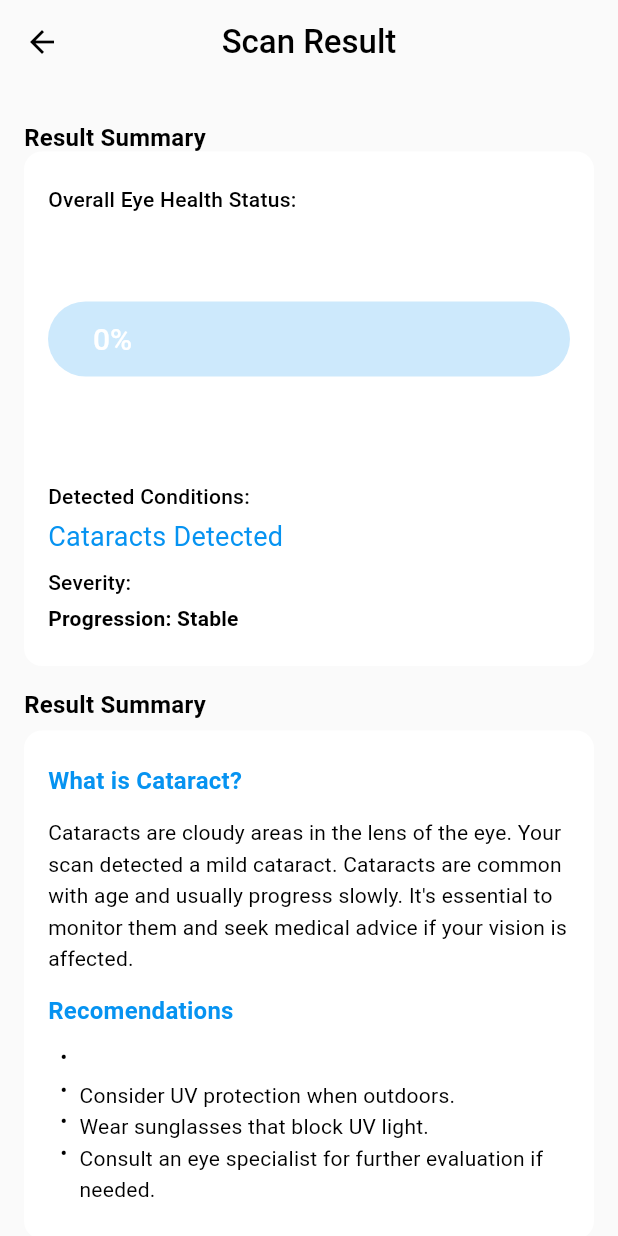
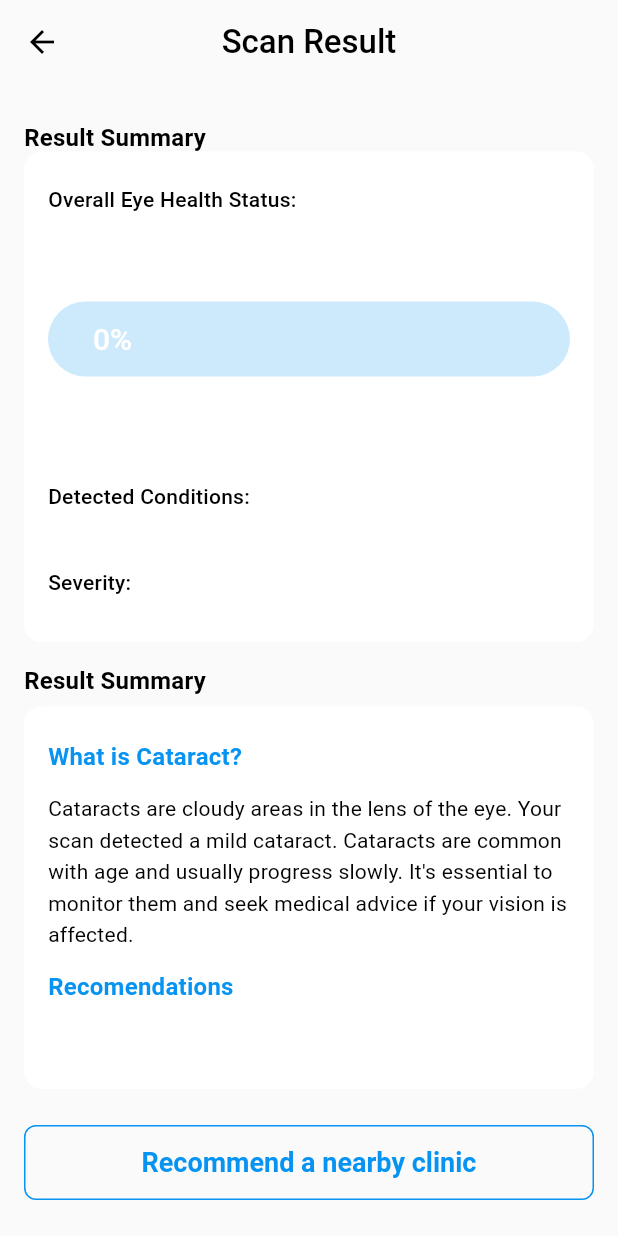
Before and after one commit to DevPeter1454/Alpha-Eye-Project, a Flutter app: the ScanDetailView screen opened directly with empty values, on a phone screen of 412 x 824 dp. Run offline on Flutter 3.47's test engine with Material 2 defaults, Android fonts, the light colour scheme and no system bars; drawn by our look-alikes of auto_size_text, overlay_support; our stand-ins replace cached_network_image, camera, dio, flutter_bloc, flutter_hooks, flutter_svg and 10 more; missing offline and left inert: scanning_effect; accounts and stored records are empty; network calls fail; project files that could hold a hidden picture were left out.

Commit message:
final Push amended

```diff
--- a/mobile-app/lib/data/repos/scan_repo.dart
+++ b/mobile-app/lib/data/repos/scan_repo.dart
@@ -2,6 +2,7 @@
 import 'package:alpha_eye/data/datasources/remote/scan_api.dart';
 import 'package:alpha_eye/data/models/params/add_withdrawal_account_param.dart';
 import 'package:alpha_eye/data/models/responses/banks_details_response.dart';
+import 'package:alpha_eye/data/models/responses/hospital_response.dart';
 
 import '../data.dart';
 import '../models/responses/bank_list_response.dart';
@@ -20,4 +21,9 @@
   Future<ApiResponse<List<ScanResponse>?>> getScanHistory() async {
     return await _scanApi.getScanHistory();
   }
+
+  Future<ApiResponse<List<HospitalResponse>?>> getHospitalByState(
+      {required String state}) async {
+    return await _scanApi.getHospitalByState(state: state);
+  }
 }
--- a/mobile-app/lib/presentation/bloc/scan/scan_event.dart
+++ b/mobile-app/lib/presentation/bloc/scan/scan_event.dart
@@ -10,6 +10,11 @@
 
 class GetScanHistoryEvent extends ScanEvent {
   GetScanHistoryEvent();
+}
+
+class GetHospitalByStateEvent extends ScanEvent {
+  final String state;
+  GetHospitalByStateEvent({required this.state});
 }
 
 // class RegisterEvent extends ScanEvent {
--- a/mobile-app/lib/presentation/bloc/scan/scan_state.dart
+++ b/mobile-app/lib/presentation/bloc/scan/scan_state.dart
@@ -30,3 +30,8 @@
   final List<ScanResponse> scanHistory;
   GetScanHistorySuccess(this.scanHistory);
 }
+
+class GetHospitalByStateSuccess extends ScanState {
+  final List<HospitalResponse> hospitals;
+  GetHospitalByStateSuccess(this.hospitals);
+}
--- a/mobile-app/lib/presentation/views/buyer/home/bottom_nav.dart
+++ b/mobile-app/lib/presentation/views/buyer/home/bottom_nav.dart
@@ -48,7 +48,7 @@
             ),
             BottomNavigationBarItem(
               icon: Icon(Icons.person_outline),
-              label: 'Settings',
+              label: 'Profile',
             ),
           ],
         ),
--- a/mobile-app/lib/presentation/views/buyer/scan_detail/scan_details.dart
+++ b/mobile-app/lib/presentation/views/buyer/scan_detail/scan_details.dart
@@ -37,19 +37,20 @@
               AppRectangle(
                 color: AppColors.white,
                 width: double.infinity,
-                padding: EdgeInsets.symmetric(vertical: 24.0, horizontal: 16.0),
+                padding: const EdgeInsets.symmetric(
+                    vertical: 24.0, horizontal: 16.0),
                 radius: 12,
                 child: Column(
                   crossAxisAlignment: CrossAxisAlignment.start,
                   children: [
-                    AppText(
+                    const AppText(
                       'Overall Eye Health Status:',
                       fontSize: 14,
                       color: AppColors.black,
                       fontWeight: FontWeight.w500,
                       letterSpacing: 0.18,
                     ),
-                    Spacing.height(8),
+                    const Spacing.height(8),
                     AppText(
                       widget.scanResponse.scan?.labelName ?? '',
                       fontSize: 24,
@@ -57,7 +58,7 @@
                       fontWeight: FontWeight.w600,
                       letterSpacing: 0.18,
                     ),
-                    Spacing.height(24),
+                    const Spacing.height(24),
                     Stack(
                       children: [
                         LinearProgressIndicator(
@@ -85,23 +86,23 @@
                         ),
                       ],
                     ),
-                    Spacing.height(72),
-                    AppText(
+                    const Spacing.height(72),
+                    const AppText(
                       'Detected Conditions:',
                       fontSize: 14,
                       color: AppColors.black,
                       fontWeight: FontWeight.w500,
                       letterSpacing: 0.18,
                     ),
-                    Spacing.height(8),
+                    const Spacing.height(8),
                     AppText(
-                      'Cataracts Detected',
+                      widget.scanResponse.scan!.labelName!,
                       fontSize: 18,
                       color: AppColors.primary,
                       fontWeight: FontWeight.w400,
                       letterSpacing: 0.18,
                     ),
-                    Spacing.height(12),
+                    const Spacing.height(12),
                     AppText(
                       'Severity: ${widget.scanResponse.scan?.severity}',
                       fontSize: 14,
@@ -109,14 +110,7 @@
                       fontWeight: FontWeight.w500,
                       letterSpacing: 0.18,
                     ),
-                    Spacing.height(8),
-                    AppText(
-                      'Progression: Stable',
-                      fontSize: 14,
-                      color: AppColors.black,
-                      fontWeight: FontWeight.w600,
-                      letterSpacing: 0.18,
-                    ),
+                    const Spacing.height(8),
                   ],
                 ),
               ),
@@ -138,15 +132,20 @@
                 child: Column(
                   crossAxisAlignment: CrossAxisAlignment.start,
                   children: [
-                    const AppText(
+                    Visibility(
+                      visible: widget.scanResponse.scan!.labelName != "Normal",
+                      child: const Column(
+                        crossAxisAlignment: CrossAxisAlignment.start,
+                        children: [
+                          AppText(
                             'What is Cataract?',
                             fontSize: 16,
                             color: AppColors.primary,
                             fontWeight: FontWeight.w600,
                             letterSpacing: 0.18,
                           ),
-                    const Spacing.height(13),
-                    const AppText(
+                          Spacing.height(13),
+                          AppText(
                             "Cataracts are cloudy areas in the lens of the eye. Your scan detected a mild cataract. Cataracts are common with age and usually progress slowly. It's essential to monitor them and seek medical advice if your vision is affected.",
                             fontSize: 14,
                             color: AppColors.black,
@@ -154,7 +153,10 @@
                             letterSpacing: 0.18,
                             height: 1.5,
                           ),
-                    const Spacing.height(16),
+                          Spacing.height(16),
+                        ],
+                      ),
+                    ),
                     const AppText(
                       'Recomendations',
                       fontSize: 16,
@@ -163,15 +165,23 @@
                       letterSpacing: 0.18,
                     ),
                     const Spacing.height(13),
-                    //Bullet point
-                    bulletPoint(
-                        text:
-                            '${widget.scanResponse.detailedDescription?.recommendation}'),
-                    bulletPoint(text: 'Consider UV protection when outdoors.'),
-                    bulletPoint(text: 'Wear sunglasses that block UV light.'),
-                    bulletPoint(
-                        text:
-                            'Consult an eye specialist for further evaluation if needed.'),
+                    AppText(
+                      '${widget.scanResponse.detailedDescription?.recommendation}',
+                      fontSize: 14,
+                      color: AppColors.black,
+                      fontWeight: FontWeight.w400,
+                      letterSpacing: 0.18,
+                      height: 1.5,
+                    ),
+                    // //Bullet point
+                    // bulletPoint(
+                    //     text:
+                    //         '${widget.scanResponse.detailedDescription?.recommendation}'),
+                    // bulletPoint(text: 'Consider UV protection when outdoors.'),
+                    // bulletPoint(text: 'Wear sunglasses that block UV light.'),
+                    // bulletPoint(
+                    //     text:
+                    //         'Consult an eye specialist for further evaluation if needed.'),
                   ],
                 ),
               ),
```
Also changed, not shown: mobile-app/lib/data/datasources/remote/scan_api.dart (+17 -0 lines), mobile-app/lib/data/models/responses/hospital_response.dart (added, +36 -0 lines), mobile-app/lib/presentation/bloc/scan/scan_bloc.dart (+16 -0 lines), mobile-app/lib/presentation/views/buyer/recent_scan/recent_scan.dart (+24 -0 lines), mobile-app/lib/presentation/views/buyer/recommendation/clinic_recommendation.dart (+51 -5 lines), mobile-app/lib/presentation/views/buyer/widgets/clinic_card.dart (+24 -15 lines), mobile-app/pubspec.yaml (+8 -0 lines), mobile-app/assets/images/pngs/appIcon.png (added), mobile-app/pubspec.lock, 26 other files. Lines whose indentation alone changed are shown as unchanged.
